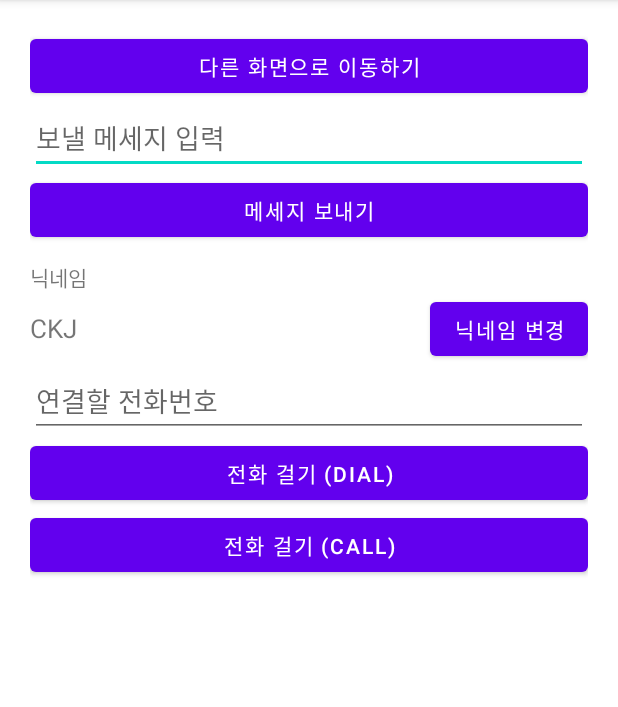
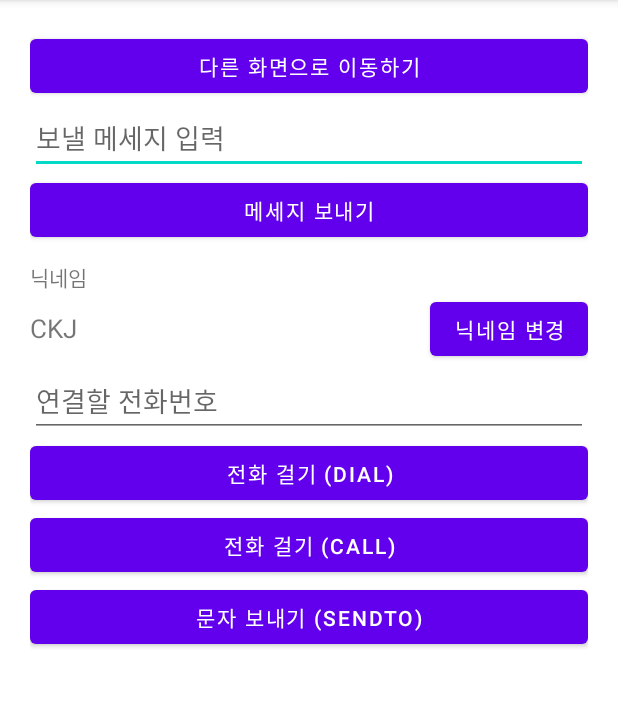
Before and after one commit to nepp-plus/Intent_20220226, an Android app: the screen it shows after launch (MainActivity), on a phone screen of 412 x 824 dp, the part 84-791 px from its top. Run offline under Robolectric (Android 15) with nearby library versions, the phone set to English and light mode, and no system bars.

Commit message:
SENDTO 기능 예제  - putExtra로 문구 미리 작성 가능

```diff
--- a/app/src/main/res/layout/activity_main.xml
+++ b/app/src/main/res/layout/activity_main.xml
@@ -77,4 +77,11 @@
         android:text="전화 걸기 (CALL)" />
 
 
+    <Button
+        android:id="@+id/btnSms"
+        android:layout_width="match_parent"
+        android:layout_height="wrap_content"
+        android:text="문자 보내기 (SENDTO)" />
+
+
 </LinearLayout>
```
Also changed, not shown: app/src/main/java/com/neppplus/intent_20220226/MainActivity.kt (+11 -0 lines).
